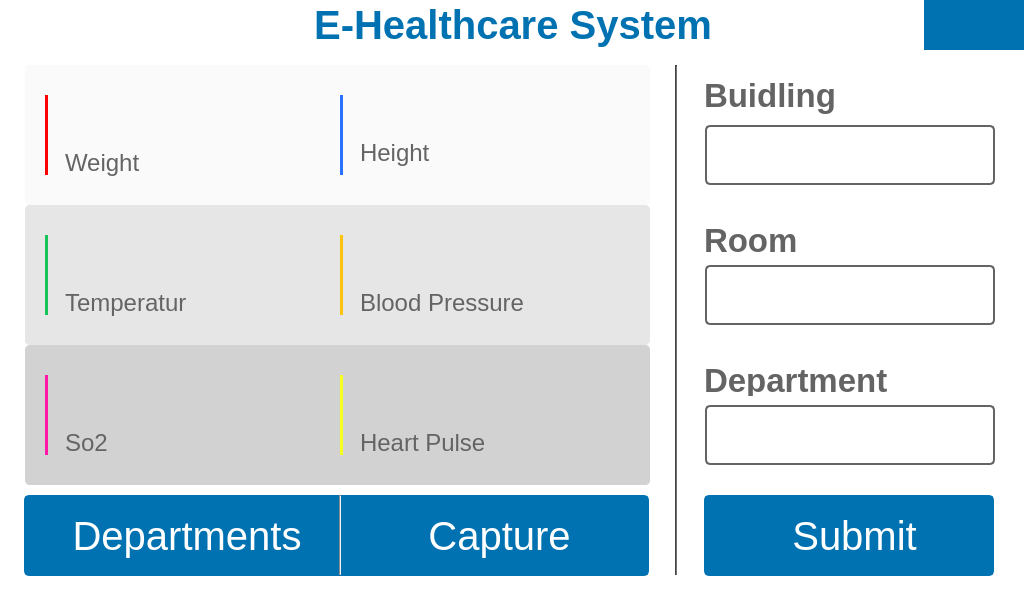
Old version of the form gui/form.ui in the repository truongkhoa1799/E-Healthcare-System.
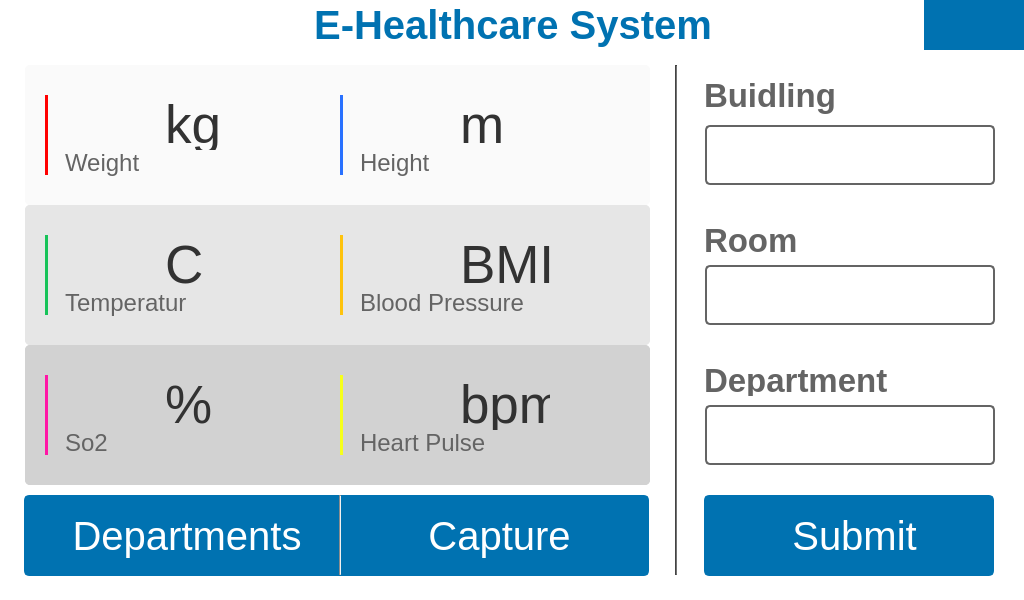
New version of the form. The open tabs and pages were chosen to show the change. Icons and pictures are not drawn.

Commit message: modify layout measure sensor

```diff
--- a/gui/form.ui
+++ b/gui/form.ui
@@ -990,7 +990,7 @@
             <rect>
              <x>40</x>
              <y>30</y>
-             <width>157</width>
+             <width>90</width>
              <height>50</height>
             </rect>
            </property>
@@ -1039,6 +1039,33 @@
             <set>Qt::AlignLeading|Qt::AlignLeft|Qt::AlignVCenter</set>
            </property>
           </widget>
+          <widget class="QLabel" name="weight_2">
+           <property name="geometry">
+            <rect>
+             <x>140</x>
+             <y>35</y>
+             <width>90</width>
+             <height>50</height>
+            </rect>
+           </property>
+           <property name="font">
+            <font>
+             <family>Segoe UI</family>
+             <pointsize>40</pointsize>
+             <weight>50</weight>
+             <bold>false</bold>
+            </font>
+           </property>
+           <property name="styleSheet">
+            <string notr="true">color: rgb(50, 50, 50);</string>
+           </property>
+           <property name="text">
+            <string>kg</string>
+           </property>
+           <property name="alignment">
+            <set>Qt::AlignLeading|Qt::AlignLeft|Qt::AlignVCenter</set>
+           </property>
+          </widget>
          </widget>
          <widget class="QFrame" name="horizontalFrame_3">
           <property name="geometry">
@@ -1069,7 +1096,7 @@
            <property name="geometry">
             <rect>
              <x>40</x>
-             <y>75</y>
+             <y>85</y>
              <width>97</width>
              <height>26</height>
             </rect>
@@ -1096,8 +1123,8 @@
            <property name="geometry">
             <rect>
              <x>40</x>
-             <y>20</y>
-             <width>157</width>
+             <y>30</y>
+             <width>90</width>
              <height>56</height>
             </rect>
            </property>
@@ -1119,6 +1146,33 @@
             <set>Qt::AlignLeading|Qt::AlignLeft|Qt::AlignVCenter</set>
            </property>
           </widget>
+          <widget class="QLabel" name="weight_3">
+           <property name="geometry">
+            <rect>
+             <x>140</x>
+             <y>35</y>
+             <width>90</width>
+             <height>50</height>
+            </rect>
+           </property>
+           <property name="font">
+            <font>
+             <family>Segoe UI</family>
+             <pointsize>40</pointsize>
+             <weight>50</weight>
+             <bold>false</bold>
+            </font>
+           </property>
+           <property name="styleSheet">
+            <string notr="true">color: rgb(50, 50, 50);</string>
+           </property>
+           <property name="text">
+            <string>m</string>
+           </property>
+           <property name="alignment">
+            <set>Qt::AlignLeading|Qt::AlignLeft|Qt::AlignVCenter</set>
+           </property>
+          </widget>
          </widget>
         </widget>
         <widget class="QFrame" name="horizontalFrame_4">
@@ -1190,7 +1244,7 @@
             <rect>
              <x>40</x>
              <y>30</y>
-             <width>157</width>
+             <width>90</width>
              <height>56</height>
             </rect>
            </property>
@@ -1212,6 +1266,33 @@
             <set>Qt::AlignLeading|Qt::AlignLeft|Qt::AlignVCenter</set>
            </property>
           </widget>
+          <widget class="QLabel" name="weight_4">
+           <property name="geometry">
+            <rect>
+             <x>140</x>
+             <y>35</y>
+             <width>90</width>
+             <height>50</height>
+            </rect>
+           </property>
+           <property name="font">
+            <font>
+             <family>Segoe UI</family>
+             <pointsize>40</pointsize>
+             <weight>50</weight>
+             <bold>false</bold>
+            </font>
+           </property>
+           <property name="styleSheet">
+            <string notr="true">color: rgb(50, 50, 50);</string>
+           </property>
+           <property name="text">
+            <string>C</string>
+           </property>
+           <property name="alignment">
+            <set>Qt::AlignLeading|Qt::AlignLeft|Qt::AlignVCenter</set>
+           </property>
+          </widget>
          </widget>
          <widget class="QFrame" name="horizontalFrame_8">
           <property name="geometry">
@@ -1270,7 +1351,7 @@
             <rect>
              <x>40</x>
              <y>30</y>
-             <width>157</width>
+             <width>90</width>
              <height>56</height>
             </rect>
            </property>
@@ -1292,6 +1373,33 @@
             <set>Qt::AlignLeading|Qt::AlignLeft|Qt::AlignVCenter</set>
            </property>
           </widget>
+          <widget class="QLabel" name="weight_7">
+           <property name="geometry">
+            <rect>
+             <x>140</x>
+             <y>35</y>
+             <width>90</width>
+             <height>50</height>
+            </rect>
+           </property>
+           <property name="font">
+            <font>
+             <family>Segoe UI</family>
+             <pointsize>40</pointsize>
+             <weight>50</weight>
+             <bold>false</bold>
+            </font>
+           </property>
+           <property name="styleSheet">
+            <string notr="true">color: rgb(50, 50, 50);</string>
+           </property>
+           <property name="text">
+            <string>BMI</string>
+           </property>
+           <property name="alignment">
+            <set>Qt::AlignLeading|Qt::AlignLeft|Qt::AlignVCenter</set>
+           </property>
+          </widget>
          </widget>
         </widget>
         <widget class="QFrame" name="horizontalFrame_9">
@@ -1363,7 +1471,7 @@
             <rect>
              <x>40</x>
              <y>30</y>
-             <width>157</width>
+             <width>90</width>
              <height>56</height>
             </rect>
            </property>
@@ -1385,6 +1493,33 @@
             <set>Qt::AlignLeading|Qt::AlignLeft|Qt::AlignVCenter</set>
            </property>
           </widget>
+          <widget class="QLabel" name="weight_5">
+           <property name="geometry">
+            <rect>
+             <x>140</x>
+             <y>35</y>
+             <width>90</width>
+             <height>50</height>
+            </rect>
+           </property>
+           <property name="font">
+            <font>
+             <family>Segoe UI</family>
+             <pointsize>40</pointsize>
+             <weight>50</weight>
+             <bold>false</bold>
+            </font>
+           </property>
+           <property name="styleSheet">
+            <string notr="true">color: rgb(50, 50, 50);</string>
+           </property>
+           <property name="text">
+            <string>%</string>
+           </property>
+           <property name="alignment">
+            <set>Qt::AlignLeading|Qt::AlignLeft|Qt::AlignVCenter</set>
+           </property>
+          </widget>
          </widget>
          <widget class="QFrame" name="horizontalFrame_11">
           <property name="geometry">
@@ -1443,7 +1578,7 @@
             <rect>
              <x>40</x>
              <y>30</y>
-             <width>157</width>
+             <width>90</width>
              <height>56</height>
             </rect>
            </property>
@@ -1465,6 +1600,33 @@
             <set>Qt::AlignLeading|Qt::AlignLeft|Qt::AlignVCenter</set>
            </property>
           </widget>
+          <widget class="QLabel" name="weight_6">
+           <property name="geometry">
+            <rect>
+             <x>140</x>
+             <y>35</y>
+             <width>90</width>
+             <height>50</height>
+            </rect>
+           </property>
+           <property name="font">
+            <font>
+             <family>Segoe UI</family>
+             <pointsize>40</pointsize>
+             <weight>50</weight>
+             <bold>false</bold>
+            </font>
+           </property>
+           <property name="styleSheet">
+            <string notr="true">color: rgb(50, 50, 50);</string>
+           </property>
+           <property name="text">
+            <string>bpm</string>
+           </property>
+           <property name="alignment">
+            <set>Qt::AlignLeading|Qt::AlignLeft|Qt::AlignVCenter</set>
+           </property>
+          </widget>
          </widget>
         </widget>
        </widget>
```
Left out of the diff: 14 changed lines with no effect on the pictures.
